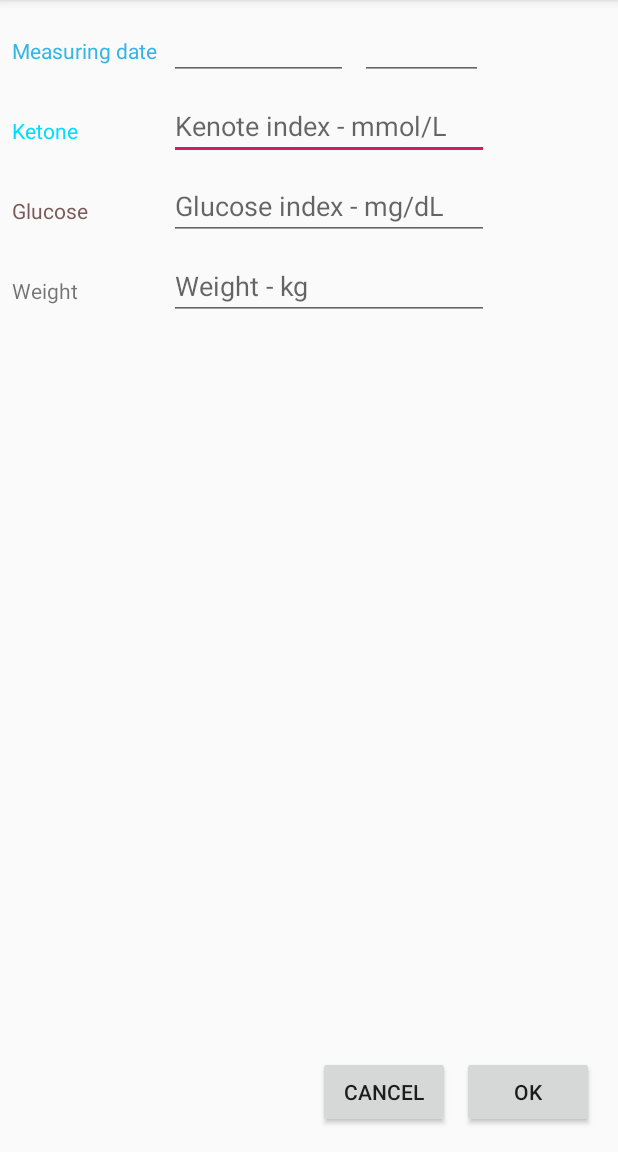
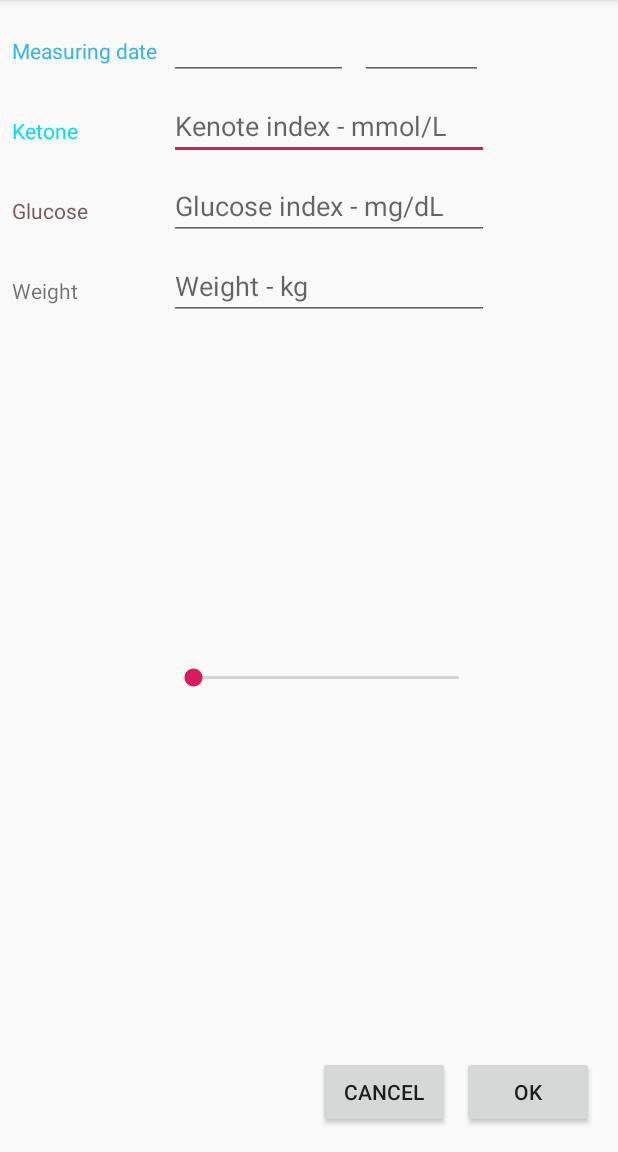
Before and after one commit to muschinink/MyKetoMojo, an Android app: the AddEditMojoActivity screen opened directly, with no data from a screen before it, on a phone screen of 412 x 824 dp, the part 84-1236 px from its top. Run offline under Robolectric (Android 15) with nearby library versions, the phone set to English and light mode, and no system bars; 1 statement that could not run was skipped.

Commit message:
seek bar begin

```diff
--- a/app/src/main/java/com/redkant/mymojo/AddEditMojoActivity.java
+++ b/app/src/main/java/com/redkant/mymojo/AddEditMojoActivity.java
@@ -12,6 +12,8 @@ import android.util.Log;
 import android.view.View;
 import android.widget.DatePicker;
 import android.widget.EditText;
+import android.widget.SeekBar;
+import android.widget.TextView;
 import android.widget.TimePicker;
 
 import java.text.ParseException;
@@ -24,7 +26,7 @@ import static com.redkant.mymojo.MainActivity.ADD_MOJO_REQUEST;
 import static com.redkant.mymojo.MainActivity.DELETE_MOJO_REQUEST;
 import static com.redkant.mymojo.MainActivity.EDIT_MOJO_REQUEST;
 
-public class AddEditMojoActivity extends AppCompatActivity {
+public class AddEditMojoActivity extends AppCompatActivity implements SeekBar.OnSeekBarChangeListener {
 
     int mID = 0;
     EditText etCreateDate;
@@ -33,11 +35,18 @@ public class AddEditMojoActivity extends AppCompatActivity {
     EditText etGlucose;
     EditText etWeight;
 
+    private TextView mTextView;
 
     @Override
     protected void onCreate(Bundle savedInstanceState) {
         super.onCreate(savedInstanceState);
         setContentView(R.layout.activity_add_edit_mojo);
+
+        etCreateDate = (EditText)findViewById(R.id.etCreateDate);
+        etCreateTime = (EditText)findViewById(R.id.etCreateTime);
+        etKetone = (EditText) findViewById(R.id.etKetone);
+        etGlucose = (EditText) findViewById(R.id.etGlucose);
+        etWeight = (EditText) findViewById(R.id.etWeight);
 
         int requestCode = getIntent().getIntExtra("requestCode", 0);
 
@@ -52,24 +61,14 @@ public class AddEditMojoActivity extends AppCompatActivity {
 
             mID = getIntent().getIntExtra("ID", 0);
 
-            etCreateDate = (EditText)findViewById(R.id.etCreateDate);
             etCreateDate.setText(getIntent().getStringExtra("CREATE_DATE"));
-
-            etCreateTime = (EditText)findViewById(R.id.etCreateTime);
             etCreateTime.setText(getIntent().getStringExtra("CREATE_TIME"));
-
-            etKetone = (EditText) findViewById(R.id.etKetone);
             etKetone.setText(getIntent().getStringExtra("KETONE"));
-
-            etGlucose = (EditText) findViewById(R.id.etGlucose);
             etGlucose.setText(getIntent().getStringExtra("GLUCOSE"));
-
-            etWeight = (EditText) findViewById(R.id.etWeight);
             etWeight.setText(getIntent().getStringExtra("WEIGHT"));
         }
 
         if (requestCode == ADD_MOJO_REQUEST) {
-            etCreateDate = (EditText) findViewById(R.id.etCreateDate);
             etCreateDate.setText((new SimpleDateFormat("dd.MM.yyyy")).format(new Date()));
             etCreateDate.setOnClickListener(new View.OnClickListener() {
                 @Override
@@ -79,7 +78,6 @@ public class AddEditMojoActivity extends AppCompatActivity {
                 }
             });
 
-            etCreateTime = (EditText) findViewById(R.id.etCreateTime);
             etCreateTime.setText((new SimpleDateFormat("HH:mm")).format(new Date()));
             etCreateTime.setOnClickListener(new View.OnClickListener() {
                 @Override
@@ -88,8 +86,32 @@ public class AddEditMojoActivity extends AppCompatActivity {
                     dFragment.show(getSupportFragmentManager(), "Time Picker");
                 }
             });
+
+            etKetone.setText("0");
+            etGlucose.setText("0");
+            etWeight.setText("0");
         }
 
+        final SeekBar ketoneSeekBar = (SeekBar)findViewById(R.id.sbKetone);
+        ketoneSeekBar.setProgress((int)(Float.valueOf(etKetone.getText().toString())*10));
+        ketoneSeekBar.setOnSeekBarChangeListener(this);
+
+
+    }
+
+    @Override
+    public void onProgressChanged(SeekBar seekBar, int progress, boolean fromUser) {
+        float f = progress / 10f;
+        etKetone.setText(String.valueOf(f));
+
+    }
+
+    @Override
+    public void onStartTrackingTouch(SeekBar seekBar) {
+    }
+
+    @Override
+    public void onStopTrackingTouch(SeekBar seekBar) {
     }
 
     public void bOKAddEditMojoClick(View view) {
--- a/app/src/main/res/layout/activity_add_edit_mojo.xml
+++ b/app/src/main/res/layout/activity_add_edit_mojo.xml
@@ -138,4 +138,15 @@
         app:layout_constraintBottom_toBottomOf="parent"
         app:layout_constraintEnd_toStartOf="@+id/bOKAddEditMojo" />
 
+    <SeekBar
+        android:id="@+id/sbKetone"
+        android:layout_width="0dp"
+        android:layout_height="37dp"
+        android:layout_marginTop="220dp"
+        android:max="100"
+        app:layout_constraintEnd_toEndOf="@+id/etCreateTime"
+        app:layout_constraintHorizontal_bias="1.0"
+        app:layout_constraintStart_toStartOf="@+id/etCreateDate"
+        app:layout_constraintTop_toBottomOf="@+id/etWeight" />
+
 </android.support.constraint.ConstraintLayout>
```
Also changed, not shown: app/src/main/res/layout/activity_main.xml (+5 -2 lines).
